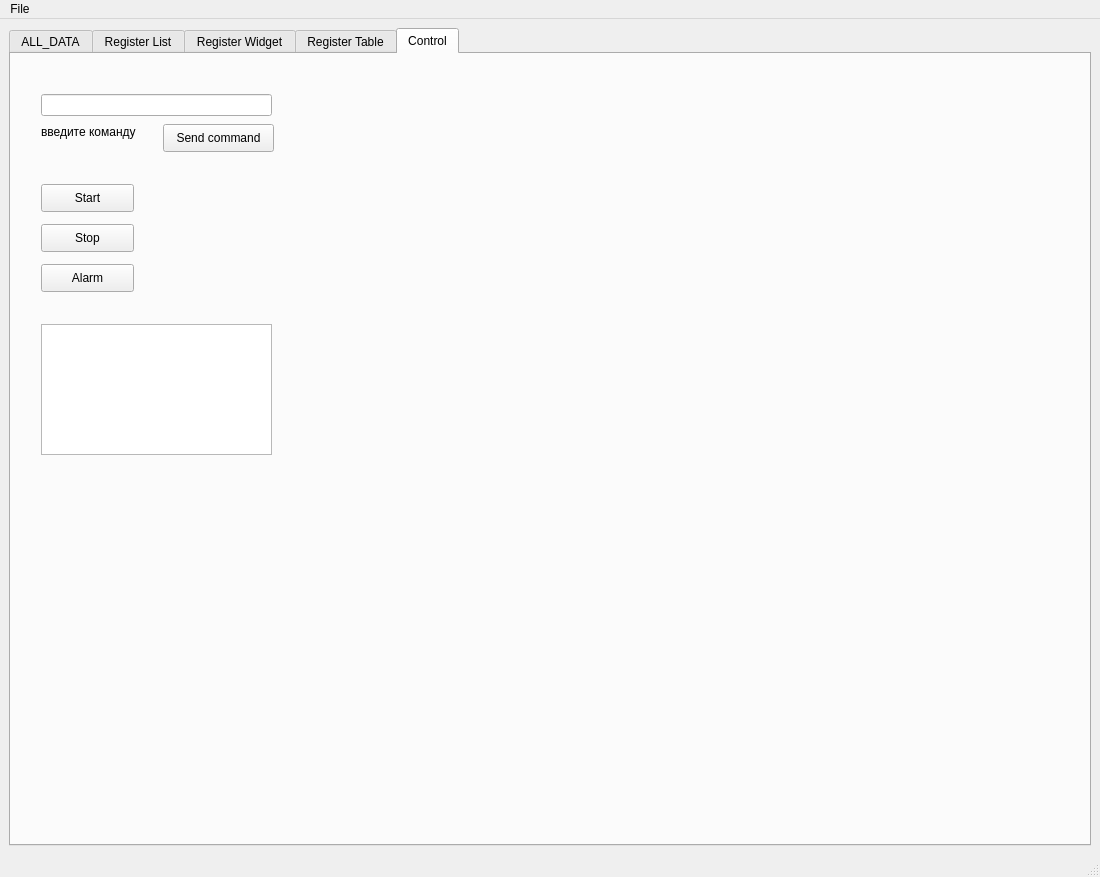
totktobroditvokrug/EL205-QT, file mainwindow.ui: the form before one commit.
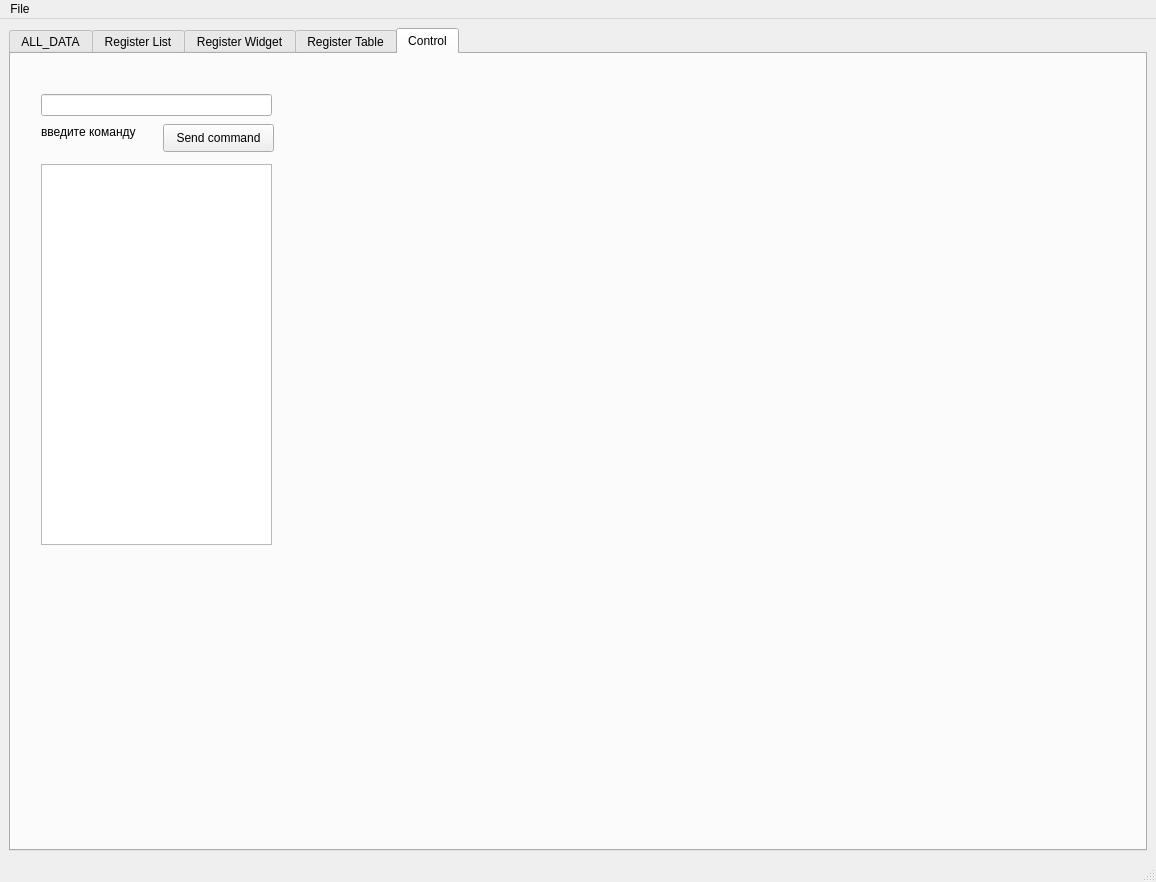
The form after the commit. The open tabs and pages were chosen to show the change.

What changed in the file:
```diff
--- a/mainwindow.ui
+++ b/mainwindow.ui
@@ -6,15 +6,15 @@
    <rect>
     <x>0</x>
     <y>0</y>
-    <width>1100</width>
-    <height>877</height>
+    <width>1156</width>
+    <height>882</height>
    </rect>
   </property>
   <property name="windowTitle">
    <string>MainWindow</string>
   </property>
   <widget class="QWidget" name="centralwidget">
-   <layout class="QHBoxLayout" name="horizontalLayout">
+   <layout class="QVBoxLayout" name="verticalLayout_3">
     <item>
      <widget class="QTabWidget" name="tabWidget_registerWidget">
       <property name="currentIndex">
@@ -679,6 +679,36 @@
           <property name="orientation">
            <enum>Qt::Horizontal</enum>
           </property>
+          <layout class="QHBoxLayout" name="horizontalLayout">
+           <item>
+            <widget class="QSlider" name="horizontalSlider">
+             <property name="orientation">
+              <enum>Qt::Horizontal</enum>
+             </property>
+            </widget>
+           </item>
+           <item>
+            <widget class="QPushButton" name="pushButton_startInv">
+             <property name="text">
+              <string>Start</string>
+             </property>
+            </widget>
+           </item>
+           <item>
+            <widget class="QPushButton" name="pushButton_stopInv">
+             <property name="text">
+              <string>Stop</string>
+             </property>
+            </widget>
+           </item>
+           <item>
+            <widget class="QPushButton" name="pushButton_alarmInv">
+             <property name="text">
+              <string>Alarm</string>
+             </property>
+            </widget>
+           </item>
+          </layout>
          </widget>
         </item>
         <item>
@@ -724,9 +754,9 @@
         <property name="geometry">
          <rect>
           <x>30</x>
-          <y>270</y>
+          <y>110</y>
           <width>231</width>
-          <height>131</height>
+          <height>381</height>
          </rect>
         </property>
        </widget>
@@ -743,45 +773,6 @@
          <string>Send command</string>
         </property>
        </widget>
-       <widget class="QPushButton" name="pushButton_startInv">
-        <property name="geometry">
-         <rect>
-          <x>30</x>
-          <y>130</y>
-          <width>93</width>
-          <height>28</height>
-         </rect>
-        </property>
-        <property name="text">
-         <string>Start</string>
-        </property>
-       </widget>
-       <widget class="QPushButton" name="pushButton_stopInv">
-        <property name="geometry">
-         <rect>
-          <x>30</x>
-          <y>170</y>
-          <width>93</width>
-          <height>28</height>
-         </rect>
-        </property>
-        <property name="text">
-         <string>Stop</string>
-        </property>
-       </widget>
-       <widget class="QPushButton" name="pushButton_alarmInv">
-        <property name="geometry">
-         <rect>
-          <x>30</x>
-          <y>210</y>
-          <width>93</width>
-          <height>28</height>
-         </rect>
-        </property>
-        <property name="text">
-         <string>Alarm</string>
-        </property>
-       </widget>
       </widget>
      </widget>
     </item>
@@ -792,7 +783,7 @@
     <rect>
      <x>0</x>
      <y>0</y>
-     <width>1100</width>
+     <width>1156</width>
      <height>26</height>
     </rect>
    </property>
```
Left out of the diff: 10 changed lines with no effect on the pictures.
